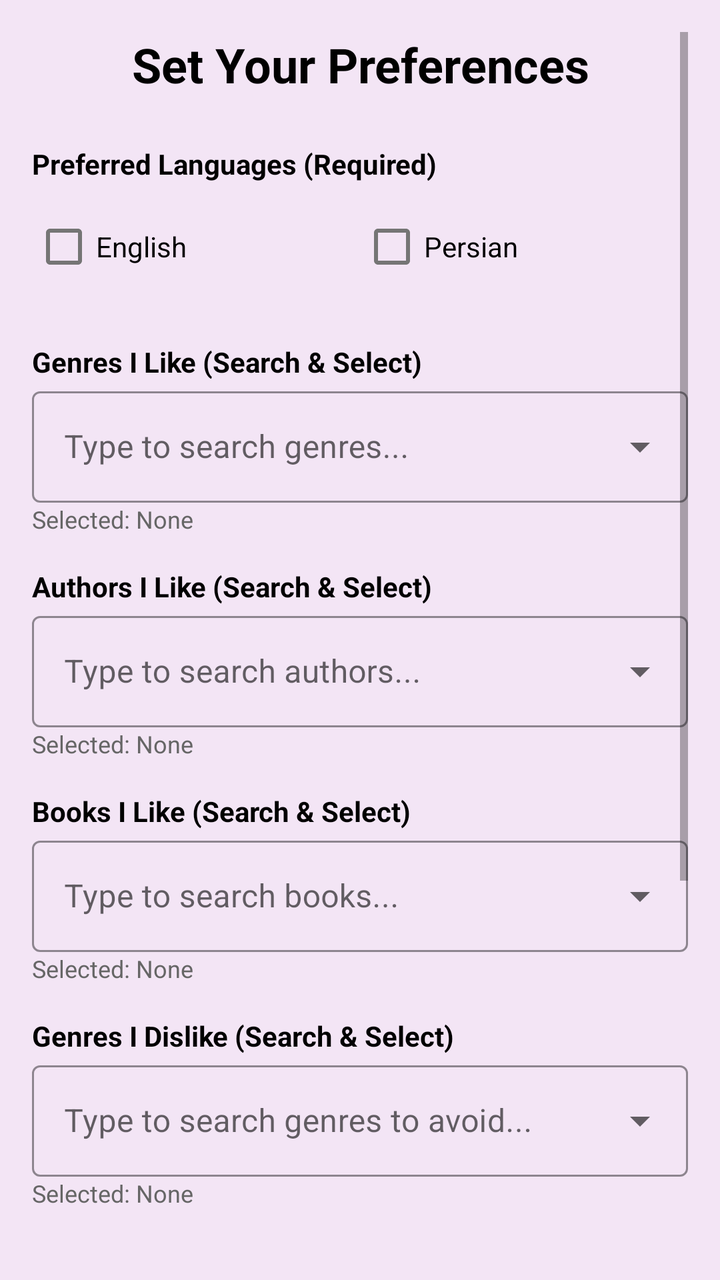
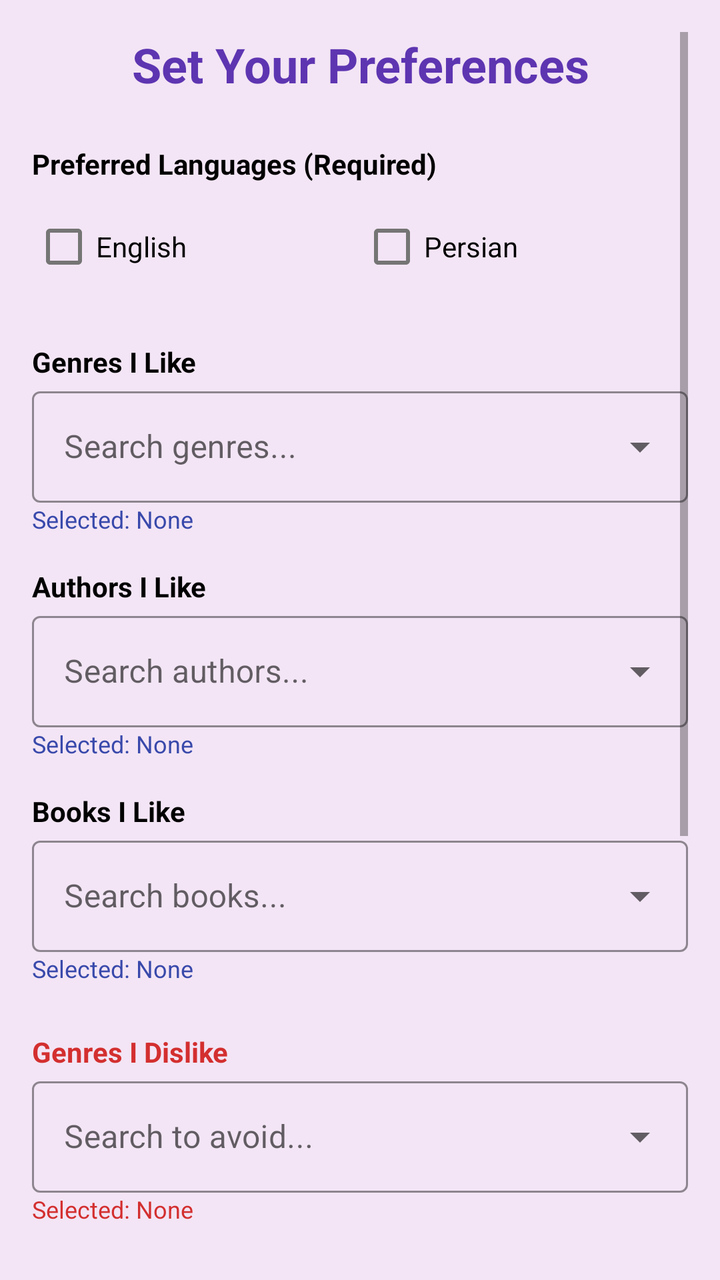

Before-and-after screenshots of an Android layout around one commit, followed by the original layout XML and the change that was made.
<!-- AndroidManifest.xml: application theme Theme.BookRecommender -->
<!-- res/layout/activity_preference.xml -->
<?xml version="1.0" encoding="utf-8"?>
<ScrollView xmlns:android="http://schemas.android.com/apk/res/android"
    xmlns:app="http://schemas.android.com/apk/res-auto"
    android:layout_width="match_parent"
    android:layout_height="match_parent"
    android:background="@color/soft_purple"
    android:fillViewport="true"
    android:padding="16dp">

    <LinearLayout
        android:layout_width="match_parent"
        android:layout_height="wrap_content"
        android:orientation="vertical">

        <TextView
            android:layout_width="match_parent"
            android:layout_height="wrap_content"
            android:text="Set Your Preferences"
            android:textSize="24sp"
            android:textStyle="bold"
            android:textColor="@color/black"
            android:gravity="center"
            android:layout_marginBottom="24dp" />

        
        <TextView
            android:layout_width="wrap_content"
            android:layout_height="wrap_content"
            android:text="Preferred Languages (Required)"
            android:textStyle="bold"
            android:textColor="@color/black"
            android:layout_marginBottom="8dp"/>

        <LinearLayout
            android:layout_width="match_parent"
            android:layout_height="wrap_content"
            android:orientation="horizontal"
            android:layout_marginBottom="16dp">
            <CheckBox
                android:id="@+id/chkEn"
                android:layout_width="0dp"
                android:layout_weight="1"
                android:layout_height="wrap_content"
                android:text="English"
                android:textColor="@color/black"/>
            <CheckBox
                android:id="@+id/chkFa"
                android:layout_width="0dp"
                android:layout_weight="1"
                android:layout_height="wrap_content"
                android:text="Persian"
                android:textColor="@color/black" />
        </LinearLayout>

        
        <TextView
            android:layout_width="wrap_content"
            android:layout_height="wrap_content"
            android:text="Genres I Like (Search &amp; Select)"
            android:textStyle="bold"
            android:textColor="@color/black"
            android:layout_marginTop="8dp"/>

        <com.google.android.material.textfield.TextInputLayout
            style="@style/Widget.MaterialComponents.TextInputLayout.OutlinedBox.ExposedDropdownMenu"
            android:layout_width="match_parent"
            android:layout_height="wrap_content"
            android:hint="Type to search genres..."
            app:boxStrokeColor="@color/primary_purple"
            app:hintTextColor="@color/primary_purple">
            <AutoCompleteTextView
                android:id="@+id/actvLikedGenres"
                android:layout_width="match_parent"
                android:layout_height="wrap_content"
                android:inputType="text"
                android:textColor="@color/black" />
        </com.google.android.material.textfield.TextInputLayout>
        <TextView
            android:id="@+id/tvSelectedLikedGenres"
            android:layout_width="match_parent"
            android:layout_height="wrap_content"
            android:text="Selected: None"
            android:textSize="12sp"
            android:textColor="@color/gray_text"
            android:layout_marginBottom="16dp"/>

        
        <TextView
            android:layout_width="wrap_content"
            android:layout_height="wrap_content"
            android:text="Authors I Like (Search &amp; Select)"
            android:textStyle="bold"
            android:textColor="@color/black"/>

        <com.google.android.material.textfield.TextInputLayout
            style="@style/Widget.MaterialComponents.TextInputLayout.OutlinedBox.ExposedDropdownMenu"
            android:layout_width="match_parent"
            android:layout_height="wrap_content"
            android:hint="Type to search authors..."
            app:boxStrokeColor="@color/primary_purple"
            app:hintTextColor="@color/primary_purple">
            <AutoCompleteTextView
                android:id="@+id/actvLikedAuthors"
                android:layout_width="match_parent"
                android:layout_height="wrap_content"
                android:inputType="text"
                android:textColor="@color/black" />
        </com.google.android.material.textfield.TextInputLayout>
        <TextView
            android:id="@+id/tvSelectedLikedAuthors"
            android:layout_width="match_parent"
            android:layout_height="wrap_content"
            android:text="Selected: None"
            android:textSize="12sp"
            android:textColor="@color/gray_text"
            android:layout_marginBottom="16dp"/>

        
        <TextView
            android:layout_width="wrap_content"
            android:layout_height="wrap_content"
            android:text="Books I Like (Search &amp; Select)"
            android:textStyle="bold"
            android:textColor="@color/black"/>

        <com.google.android.material.textfield.TextInputLayout
            style="@style/Widget.MaterialComponents.TextInputLayout.OutlinedBox.ExposedDropdownMenu"
            android:layout_width="match_parent"
            android:layout_height="wrap_content"
            android:hint="Type to search books..."
            app:boxStrokeColor="@color/primary_purple"
            app:hintTextColor="@color/primary_purple">
            <AutoCompleteTextView
                android:id="@+id/actvLikedBooks"
                android:layout_width="match_parent"
                android:layout_height="wrap_content"
                android:inputType="text"
                android:textColor="@color/black" />
        </com.google.android.material.textfield.TextInputLayout>
        <TextView
            android:id="@+id/tvSelectedLikedBooks"
            android:layout_width="match_parent"
            android:layout_height="wrap_content"
            android:text="Selected: None"
            android:textSize="12sp"
            android:textColor="@color/gray_text"
            android:layout_marginBottom="16dp"/>

        
        <TextView
            android:layout_width="wrap_content"
            android:layout_height="wrap_content"
            android:text="Genres I Dislike (Search &amp; Select)"
            android:textStyle="bold"
            android:textColor="@color/black"/>

        <com.google.android.material.textfield.TextInputLayout
            style="@style/Widget.MaterialComponents.TextInputLayout.OutlinedBox.ExposedDropdownMenu"
            android:layout_width="match_parent"
            android:layout_height="wrap_content"
            android:hint="Type to search genres to avoid..."
            app:boxStrokeColor="#F44336"
            app:hintTextColor="#F44336">
            <AutoCompleteTextView
                android:id="@+id/actvDislikedGenres"
                android:layout_width="match_parent"
                android:layout_height="wrap_content"
                android:inputType="text"
                android:textColor="@color/black" />
        </com.google.android.material.textfield.TextInputLayout>
        <TextView
            android:id="@+id/tvSelectedDislikedGenres"
            android:layout_width="match_parent"
            android:layout_height="wrap_content"
            android:text="Selected: None"
            android:textSize="12sp"
            android:textColor="@color/gray_text"
            android:layout_marginBottom="16dp"/>

        
        <TextView
            android:layout_width="wrap_content"
            android:layout_height="wrap_content"
            android:text="Authors I Dislike (Search &amp; Select)"
            android:textStyle="bold"
            android:textColor="@color/black"/>

        <com.google.android.material.textfield.TextInputLayout
            style="@style/Widget.MaterialComponents.TextInputLayout.OutlinedBox.ExposedDropdownMenu"
            android:layout_width="match_parent"
            android:layout_height="wrap_content"
            android:hint="Type to search authors to avoid..."
            app:boxStrokeColor="#F44336"
            app:hintTextColor="#F44336">
            <AutoCompleteTextView
                android:id="@+id/actvDislikedAuthors"
                android:layout_width="match_parent"
                android:layout_height="wrap_content"
                android:inputType="text"
                android:textColor="@color/black" />
        </com.google.android.material.textfield.TextInputLayout>
        <TextView
            android:id="@+id/tvSelectedDislikedAuthors"
            android:layout_width="match_parent"
            android:layout_height="wrap_content"
            android:text="Selected: None"
            android:textSize="12sp"
            android:textColor="@color/gray_text"
            android:layout_marginBottom="16dp"/>

        
        <TextView
            android:layout_width="wrap_content"
            android:layout_height="wrap_content"
            android:text="Books I Dislike (Search &amp; Select)"
            android:textStyle="bold"
            android:textColor="@color/black"/>

        <com.google.android.material.textfield.TextInputLayout
            style="@style/Widget.MaterialComponents.TextInputLayout.OutlinedBox.ExposedDropdownMenu"
            android:layout_width="match_parent"
            android:layout_height="wrap_content"
            android:hint="Type to search books to avoid..."
            app:boxStrokeColor="#F44336"
            app:hintTextColor="#F44336">
            <AutoCompleteTextView
                android:id="@+id/actvDislikedBooks"
                android:layout_width="match_parent"
                android:layout_height="wrap_content"
                android:inputType="text"
                android:textColor="@color/black" />
        </com.google.android.material.textfield.TextInputLayout>
        <TextView
            android:id="@+id/tvSelectedDislikedBooks"
            android:layout_width="match_parent"
            android:layout_height="wrap_content"
            android:text="Selected: None"
            android:textSize="12sp"
            android:textColor="@color/gray_text"
            android:layout_marginBottom="16dp"/>

        
        <Button
            android:id="@+id/btnSaveAndRecommend"
            android:layout_width="match_parent"
            android:layout_height="wrap_content"
            android:text="Save &amp; Get Recommendations"
            android:backgroundTint="@color/primary_purple"
            android:textColor="@color/gray_text"
            android:layout_marginTop="24dp" />

        <ProgressBar
            android:id="@+id/progressBar"
            android:layout_width="wrap_content"
            android:layout_height="wrap_content"
            android:layout_gravity="center"
            android:visibility="gone"
            android:indeterminateTint="@color/primary_purple"
            android:layout_marginTop="16dp" />

    </LinearLayout>
</ScrollView>
<!-- resources referenced by this layout -->
<resources>
  <color name="black">#FF000000</color>
  <color name="gray_text">#666666</color>
  <color name="primary_purple">#5E35B1</color>
  <color name="soft_purple">#F3E5F5</color>
  <style name="Theme.BookRecommender" parent="Theme.MaterialComponents.DayNight.NoActionBar">
          
          <item name="colorPrimary">@color/primary_purple</item>
          <item name="colorPrimaryVariant">@color/primary_blue</item>
          <item name="colorOnPrimary">@color/white</item>
          
          <item name="colorSecondary">@color/primary_blue</item>
          <item name="colorSecondaryVariant">@color/primary_purple</item>
          <item name="colorOnSecondary">@color/white</item>
          
          <item name="android:statusBarColor" tools:targetApi="l">@color/primary_purple</item>
          
      </style>
  <color name="primary_blue">#3949AB</color>
  <color name="white">#FFFFFFFF</color>
</resources>

<!-- the commit's change to res/layout/activity_preference.xml (unified diff, before → after) -->
@@ -18,7 +18,7 @@
             android:text="Set Your Preferences"
             android:textSize="24sp"
             android:textStyle="bold"
-            android:textColor="@color/black"
+            android:textColor="@color/primary_purple"
             android:gravity="center"
             android:layout_marginBottom="24dp" />
 
@@ -36,208 +36,51 @@
             android:layout_height="wrap_content"
             android:orientation="horizontal"
             android:layout_marginBottom="16dp">
-            <CheckBox
-                android:id="@+id/chkEn"
-                android:layout_width="0dp"
-                android:layout_weight="1"
-                android:layout_height="wrap_content"
-                android:text="English"
-                android:textColor="@color/black"/>
-            <CheckBox
-                android:id="@+id/chkFa"
-                android:layout_width="0dp"
-                android:layout_weight="1"
-                android:layout_height="wrap_content"
-                android:text="Persian"
-                android:textColor="@color/black" />
+            <CheckBox android:id="@+id/chkEn" android:layout_width="0dp" android:layout_weight="1" android:layout_height="wrap_content" android:text="English" android:textColor="@color/black"/>
+            <CheckBox android:id="@+id/chkFa" android:layout_width="0dp" android:layout_weight="1" android:layout_height="wrap_content" android:text="Persian" android:textColor="@color/black" />
         </LinearLayout>
 
         
-        <TextView
-            android:layout_width="wrap_content"
-            android:layout_height="wrap_content"
-            android:text="Genres I Like (Search &amp; Select)"
-            android:textStyle="bold"
-            android:textColor="@color/black"
-            android:layout_marginTop="8dp"/>
-
-        <com.google.android.material.textfield.TextInputLayout
-            style="@style/Widget.MaterialComponents.TextInputLayout.OutlinedBox.ExposedDropdownMenu"
-            android:layout_width="match_parent"
-            android:layout_height="wrap_content"
-            android:hint="Type to search genres..."
-            app:boxStrokeColor="@color/primary_purple"
-            app:hintTextColor="@color/primary_purple">
-            <AutoCompleteTextView
-                android:id="@+id/actvLikedGenres"
-                android:layout_width="match_parent"
-                android:layout_height="wrap_content"
-                android:inputType="text"
-                android:textColor="@color/black" />
+        <TextView android:layout_width="wrap_content" android:layout_height="wrap_content" android:text="Genres I Like" android:textStyle="bold" android:textColor="@color/black" android:layout_marginTop="8dp"/>
+        <com.google.android.material.textfield.TextInputLayout style="@style/Widget.MaterialComponents.TextInputLayout.OutlinedBox.ExposedDropdownMenu" android:layout_width="match_parent" android:layout_height="wrap_content" android:hint="Search genres..." app:boxStrokeColor="@color/primary_purple" app:hintTextColor="@color/primary_purple">
+            <AutoCompleteTextView android:id="@+id/actvLikedGenres" android:layout_width="match_parent" android:layout_height="wrap_content" android:inputType="text" android:textColor="@color/black" />
         </com.google.android.material.textfield.TextInputLayout>
-        <TextView
-            android:id="@+id/tvSelectedLikedGenres"
-            android:layout_width="match_parent"
-            android:layout_height="wrap_content"
-            android:text="Selected: None"
-            android:textSize="12sp"
-            android:textColor="@color/gray_text"
-            android:layout_marginBottom="16dp"/>
+        <TextView android:id="@+id/tvSelectedLikedGenres" android:layout_width="match_parent" android:layout_height="wrap_content" android:text="Selected: None" android:textSize="12sp" android:textColor="@color/primary_blue" android:layout_marginBottom="16dp"/>
 
         
-        <TextView
-            android:layout_width="wrap_content"
-            android:layout_height="wrap_content"
-            android:text="Authors I Like (Search &amp; Select)"
-            android:textStyle="bold"
-            android:textColor="@color/black"/>
-
-        <com.google.android.material.textfield.TextInputLayout
-            style="@style/Widget.MaterialComponents.TextInputLayout.OutlinedBox.ExposedDropdownMenu"
-            android:layout_width="match_parent"
-            android:layout_height="wrap_content"
-            android:hint="Type to search authors..."
-            app:boxStrokeColor="@color/primary_purple"
-            app:hintTextColor="@color/primary_purple">
-            <AutoCompleteTextView
-                android:id="@+id/actvLikedAuthors"
-                android:layout_width="match_parent"
-                android:layout_height="wrap_content"
-                android:inputType="text"
-                android:textColor="@color/black" />
+        <TextView android:layout_width="wrap_content" android:layout_height="wrap_content" android:text="Authors I Like" android:textStyle="bold" android:textColor="@color/black"/>
+        <com.google.android.material.textfield.TextInputLayout style="@style/Widget.MaterialComponents.TextInputLayout.OutlinedBox.ExposedDropdownMenu" android:layout_width="match_parent" android:layout_height="wrap_content" android:hint="Search authors..." app:boxStrokeColor="@color/primary_purple" app:hintTextColor="@color/primary_purple">
+            <AutoCompleteTextView android:id="@+id/actvLikedAuthors" android:layout_width="match_parent" android:layout_height="wrap_content" android:inputType="text" android:textColor="@color/black" />
         </com.google.android.material.textfield.TextInputLayout>
-        <TextView
-            android:id="@+id/tvSelectedLikedAuthors"
-            android:layout_width="match_parent"
-            android:layout_height="wrap_content"
-            android:text="Selected: None"
-            android:textSize="12sp"
-            android:textColor="@color/gray_text"
-            android:layout_marginBottom="16dp"/>
+        <TextView android:id="@+id/tvSelectedLikedAuthors" android:layout_width="match_parent" android:layout_height="wrap_content" android:text="Selected: None" android:textSize="12sp" android:textColor="@color/primary_blue" android:layout_marginBottom="16dp"/>
 
         
-        <TextView
-            android:layout_width="wrap_content"
-            android:layout_height="wrap_content"
-            android:text="Books I Like (Search &amp; Select)"
-            android:textStyle="bold"
-            android:textColor="@color/black"/>
-
-        <com.google.android.material.textfield.TextInputLayout
-            style="@style/Widget.MaterialComponents.TextInputLayout.OutlinedBox.ExposedDropdownMenu"
-            android:layout_width="match_parent"
-            android:layout_height="wrap_content"
-            android:hint="Type to search books..."
-            app:boxStrokeColor="@color/primary_purple"
-            app:hintTextColor="@color/primary_purple">
-            <AutoCompleteTextView
-                android:id="@+id/actvLikedBooks"
-                android:layout_width="match_parent"
-                android:layout_height="wrap_content"
-                android:inputType="text"
-                android:textColor="@color/black" />
+        <TextView android:layout_width="wrap_content" android:layout_height="wrap_content" android:text="Books I Like" android:textStyle="bold" android:textColor="@color/black"/>
+        <com.google.android.material.textfield.TextInputLayout style="@style/Widget.MaterialComponents.TextInputLayout.OutlinedBox.ExposedDropdownMenu" android:layout_width="match_parent" android:layout_height="wrap_content" android:hint="Search books..." app:boxStrokeColor="@color/primary_purple" app:hintTextColor="@color/primary_purple">
+            <AutoCompleteTextView android:id="@+id/actvLikedBooks" android:layout_width="match_parent" android:layout_height="wrap_content" android:inputType="text" android:textColor="@color/black" />
         </com.google.android.material.textfield.TextInputLayout>
-        <TextView
-            android:id="@+id/tvSelectedLikedBooks"
-            android:layout_width="match_parent"
-            android:layout_height="wrap_content"
-            android:text="Selected: None"
-            android:textSize="12sp"
-            android:textColor="@color/gray_text"
-            android:layout_marginBottom="16dp"/>
+        <TextView android:id="@+id/tvSelectedLikedBooks" android:layout_width="match_parent" android:layout_height="wrap_content" android:text="Selected: None" android:textSize="12sp" android:textColor="@color/primary_blue" android:layout_marginBottom="16dp"/>
 
         
-        <TextView
-            android:layout_width="wrap_content"
-            android:layout_height="wrap_content"
-            android:text="Genres I Dislike (Search &amp; Select)"
-            android:textStyle="bold"
-            android:textColor="@color/black"/>
-
-        <com.google.android.material.textfield.TextInputLayout
-            style="@style/Widget.MaterialComponents.TextInputLayout.OutlinedBox.ExposedDropdownMenu"
-            android:layout_width="match_parent"
-            android:layout_height="wrap_content"
-            android:hint="Type to search genres to avoid..."
-            app:boxStrokeColor="#F44336"
-            app:hintTextColor="#F44336">
-            <AutoCompleteTextView
-                android:id="@+id/actvDislikedGenres"
-                android:layout_width="match_parent"
-                android:layout_height="wrap_content"
-                android:inputType="text"
-                android:textColor="@color/black" />
+        <TextView android:layout_width="wrap_content" android:layout_height="wrap_content" android:text="Genres I Dislike" android:textStyle="bold" android:textColor="#D32F2F" android:layout_marginTop="8dp"/>
+        <com.google.android.material.textfield.TextInputLayout style="@style/Widget.MaterialComponents.TextInputLayout.OutlinedBox.ExposedDropdownMenu" android:layout_width="match_parent" android:layout_height="wrap_content" android:hint="Search to avoid..." app:boxStrokeColor="#D32F2F" app:hintTextColor="#D32F2F">
+            <AutoCompleteTextView android:id="@+id/actvDislikedGenres" android:layout_width="match_parent" android:layout_height="wrap_content" android:inputType="text" android:textColor="@color/black" />
         </com.google.android.material.textfield.TextInputLayout>
-        <TextView
-            android:id="@+id/tvSelectedDislikedGenres"
-            android:layout_width="match_parent"
-            android:layout_height="wrap_content"
-            android:text="Selected: None"
-            android:textSize="12sp"
-            android:textColor="@color/gray_text"
-            android:layout_marginBottom="16dp"/>
+        <TextView android:id="@+id/tvSelectedDislikedGenres" android:layout_width="match_parent" android:layout_height="wrap_content" android:text="Selected: None" android:textSize="12sp" android:textColor="#D32F2F" android:layout_marginBottom="16dp"/>
 
         
-        <TextView
-            android:layout_width="wrap_content"
-            android:layout_height="wrap_content"
-            android:text="Authors I Dislike (Search &amp; Select)"
-            android:textStyle="bold"
-            android:textColor="@color/black"/>
-
-        <com.google.android.material.textfield.TextInputLayout
-            style="@style/Widget.MaterialComponents.TextInputLayout.OutlinedBox.ExposedDropdownMenu"
-            android:layout_width="match_parent"
-            android:layout_height="wrap_content"
-            android:hint="Type to search authors to avoid..."
-            app:boxStrokeColor="#F44336"
-            app:hintTextColor="#F44336">
-            <AutoCompleteTextView
-                android:id="@+id/actvDislikedAuthors"
-                android:layout_width="match_parent"
-                android:layout_height="wrap_content"
-                android:inputType="text"
-                android:textColor="@color/black" />
+        <TextView android:layout_width="wrap_content" android:layout_height="wrap_content" android:text="Authors I Dislike" android:textStyle="bold" android:textColor="#D32F2F"/>
+        <com.google.android.material.textfield.TextInputLayout style="@style/Widget.MaterialComponents.TextInputLayout.OutlinedBox.ExposedDropdownMenu" android:layout_width="match_parent" android:layout_height="wrap_content" android:hint="Search to avoid..." app:boxStrokeColor="#D32F2F" app:hintTextColor="#D32F2F">
+            <AutoCompleteTextView android:id="@+id/actvDislikedAuthors" android:layout_width="match_parent" android:layout_height="wrap_content" android:inputType="text" android:textColor="@color/black" />
         </com.google.android.material.textfield.TextInputLayout>
-        <TextView
-            android:id="@+id/tvSelectedDislikedAuthors"
-            android:layout_width="match_parent"
-            android:layout_height="wrap_content"
-            android:text="Selected: None"
-            android:textSize="12sp"
-            android:textColor="@color/gray_text"
-            android:layout_marginBottom="16dp"/>
+        <TextView android:id="@+id/tvSelectedDislikedAuthors" android:layout_width="match_parent" android:layout_height="wrap_content" android:text="Selected: None" android:textSize="12sp" android:textColor="#D32F2F" android:layout_marginBottom="16dp"/>
 
         
-        <TextView
-            android:layout_width="wrap_content"
-            android:layout_height="wrap_content"
-            android:text="Books I Dislike (Search &amp; Select)"
-            android:textStyle="bold"
-            android:textColor="@color/black"/>
-
-        <com.google.android.material.textfield.TextInputLayout
-            style="@style/Widget.MaterialComponents.TextInputLayout.OutlinedBox.ExposedDropdownMenu"
-            android:layout_width="match_parent"
-            android:layout_height="wrap_content"
-            android:hint="Type to search books to avoid..."
-            app:boxStrokeColor="#F44336"
-            app:hintTextColor="#F44336">
-            <AutoCompleteTextView
-                android:id="@+id/actvDislikedBooks"
-                android:layout_width="match_parent"
-                android:layout_height="wrap_content"
-                android:inputType="text"
-                android:textColor="@color/black" />
+        <TextView android:layout_width="wrap_content" android:layout_height="wrap_content" android:text="Books I Dislike" android:textStyle="bold" android:textColor="#D32F2F"/>
+        <com.google.android.material.textfield.TextInputLayout style="@style/Widget.MaterialComponents.TextInputLayout.OutlinedBox.ExposedDropdownMenu" android:layout_width="match_parent" android:layout_height="wrap_content" android:hint="Search to avoid..." app:boxStrokeColor="#D32F2F" app:hintTextColor="#D32F2F">
+            <AutoCompleteTextView android:id="@+id/actvDislikedBooks" android:layout_width="match_parent" android:layout_height="wrap_content" android:inputType="text" android:textColor="@color/black" />
         </com.google.android.material.textfield.TextInputLayout>
-        <TextView
-            android:id="@+id/tvSelectedDislikedBooks"
-            android:layout_width="match_parent"
-            android:layout_height="wrap_content"
-            android:text="Selected: None"
-            android:textSize="12sp"
-            android:textColor="@color/gray_text"
-            android:layout_marginBottom="16dp"/>
+        <TextView android:id="@+id/tvSelectedDislikedBooks" android:layout_width="match_parent" android:layout_height="wrap_content" android:text="Selected: None" android:textSize="12sp" android:textColor="#D32F2F" android:layout_marginBottom="16dp"/>
 
         
         <Button
@@ -246,8 +89,23 @@
             android:layout_height="wrap_content"
             android:text="Save &amp; Get Recommendations"
             android:backgroundTint="@color/primary_purple"
-            android:textColor="@color/gray_text"
-            android:layout_marginTop="24dp" />
+            android:textColor="@color/white"
+            android:layout_marginTop="16dp" />
+
+        
+        <TextView
+            android:id="@+id/tvCancelAndLogout"
+            android:layout_width="match_parent"
+            android:layout_height="wrap_content"
+            android:text="Cancel and Logout"
+            android:textSize="14sp"
+            android:textColor="#D32F2F"
+            android:textStyle="bold"
+            android:gravity="center"
+            android:layout_marginTop="16dp"
+            android:layout_marginBottom="16dp"
+            android:clickable="true"
+            android:focusable="true" />
 
         <ProgressBar
             android:id="@+id/progressBar"
<!-- resource entries referenced after the edit -->
@@ -1,7 +1,6 @@
 <!-- resources referenced by this layout -->
 <resources>
   <color name="black">#FF000000</color>
-  <color name="gray_text">#666666</color>
   <color name="primary_purple">#5E35B1</color>
   <color name="soft_purple">#F3E5F5</color>
   <style name="Theme.BookRecommender" parent="Theme.MaterialComponents.DayNight.NoActionBar">
